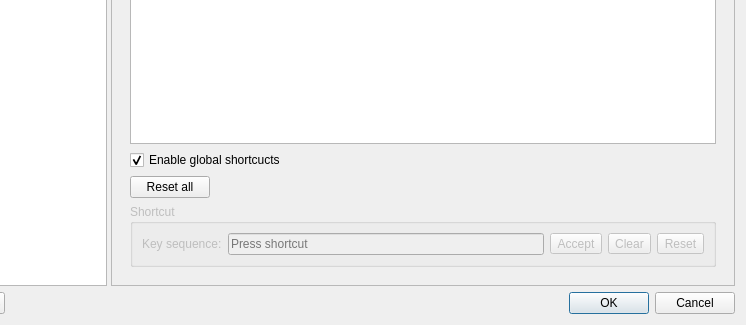
This is src/settings/settingsdialog.ui in crow-translate/crow-translate as Qt 5 draws it before an edit; both pictures show x 104 to 850 and y 335 to 660 of the 850 by 660 pixel window. The edited form follows.
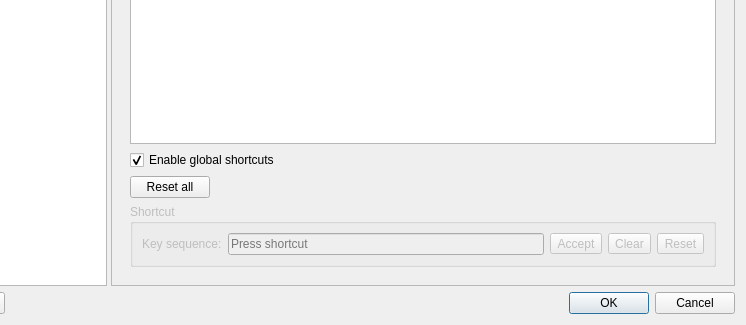
This is the edited form. The open tabs and pages were chosen to show the change. Icons and pictures are not drawn. Custom widgets are drawn as their Qt base class.

Commit message: Fix typo "shortcucts"

What changed in the file:
```diff
--- a/src/settings/settingsdialog.ui
+++ b/src/settings/settingsdialog.ui
@@ -1583,7 +1583,7 @@
                <string>&lt;html&gt;&lt;head/&gt;&lt;body&gt;&lt;p&gt;Register global shortcuts in system&lt;/p&gt;&lt;/body&gt;&lt;/html&gt;</string>
               </property>
               <property name="text">
-               <string>Enable global shortcucts</string>
+               <string>Enable global shortcuts</string>
               </property>
               <property name="checked">
                <bool>true</bool>
```
